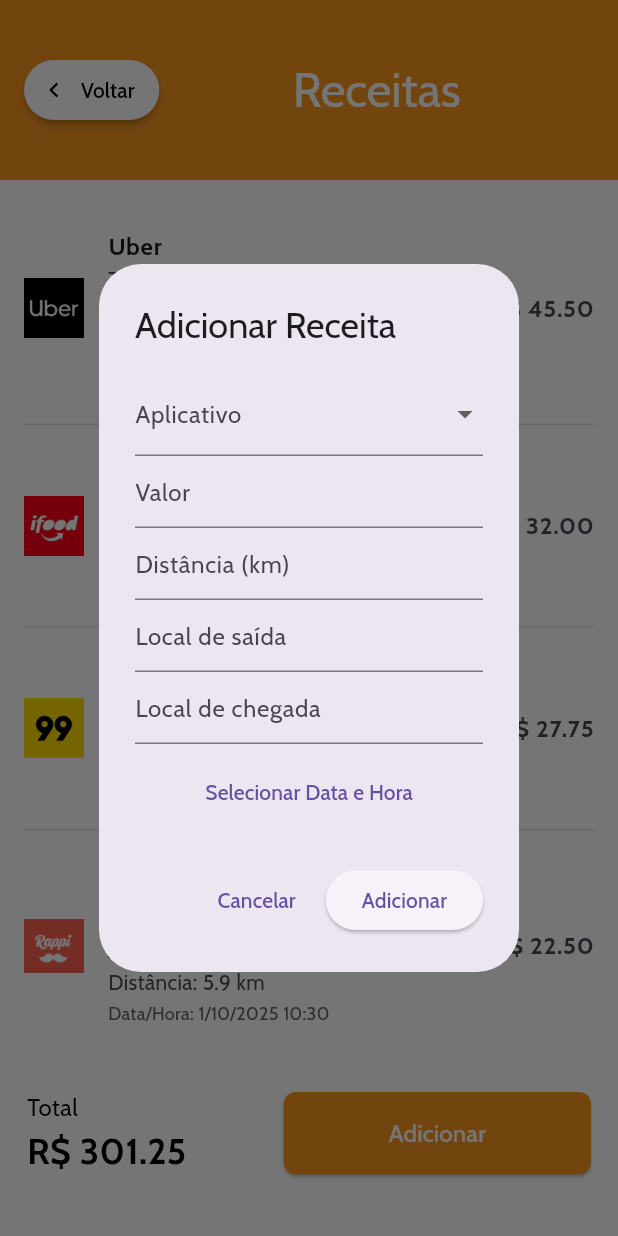
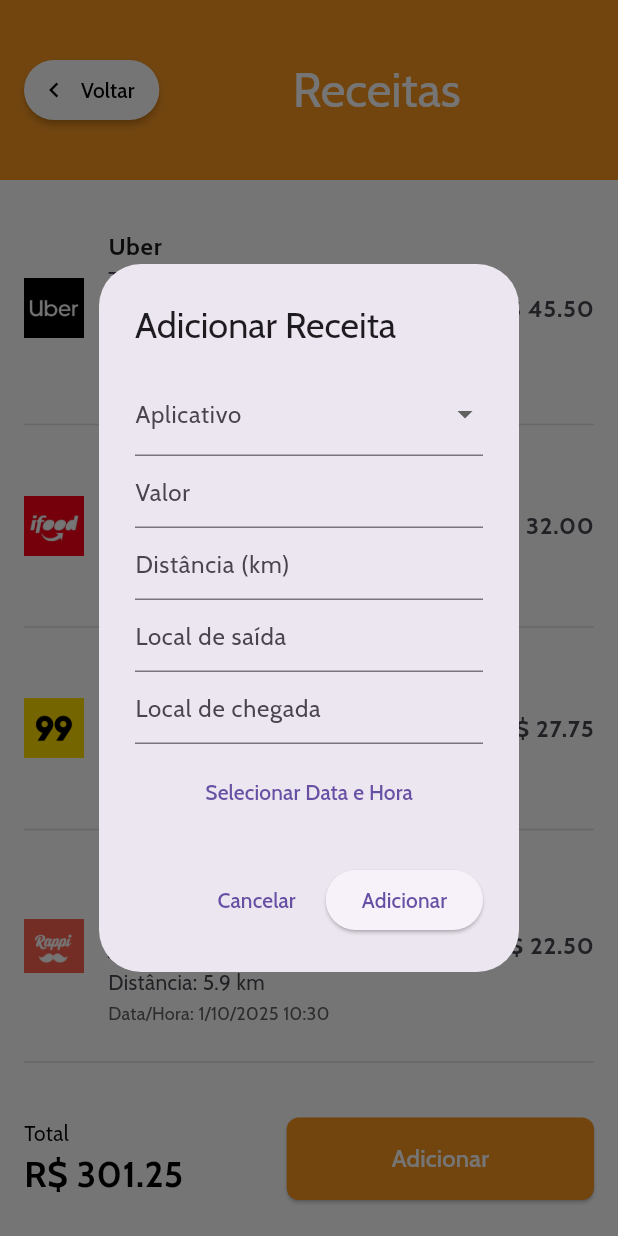
Before and after one commit to marcio-brener/ride_buddy_flutter, a Flutter app: the ReceitasScreen screen opened directly, after a tap on "Adicionar", on a phone screen of 412 x 824 dp. Run offline on Flutter 3.47's test engine with Material 3 defaults, Android fonts, the phone set to English and light mode, and no system bars; our stand-ins replace google_fonts.

Commit message:
feat: wrap bottom navigation widget

```diff
--- a/lib/screens/despesas_screen.dart
+++ b/lib/screens/despesas_screen.dart
@@ -1,5 +1,6 @@
 import 'package:flutter/material.dart';
 import 'package:intl/intl.dart';
+import 'package:ride_buddy_flutter/widgets/button_navigation.dart';
 import 'package:ride_buddy_flutter/widgets/header.dart';
 
 class DespesasScreen extends StatefulWidget {
@@ -378,51 +379,9 @@
           );
         },
       ),
-      bottomNavigationBar: Container(
-        padding: EdgeInsets.symmetric(horizontal: 16, vertical: 12),
-        decoration: BoxDecoration(
-          color: Colors.white,
-          border: Border(
-            top: BorderSide(color: Colors.grey.shade300, width: 1),
-          ),
-        ),
-        child: Row(
-          mainAxisAlignment: MainAxisAlignment.spaceBetween,
-          children: [
-            Column(
-              crossAxisAlignment: CrossAxisAlignment.start,
-              mainAxisSize: MainAxisSize.min,
-              children: [
-                Text(
-                  'Total',
-                  style: TextStyle(fontSize: 14, color: Colors.grey[600]),
-                ),
-                Text(
-                  'R\$ ${total.toStringAsFixed(2)}',
-                  style: TextStyle(
-                    fontSize: 22,
-                    fontWeight: FontWeight.bold,
-                    color: Colors.black,
-                  ),
-                ),
-              ],
-            ),
-            ElevatedButton(
-              onPressed: () => _addDespesa(context),
-              style: ElevatedButton.styleFrom(
-                shape: RoundedRectangleBorder(
-                  borderRadius: BorderRadius.circular(8),
-                ),
-                backgroundColor: Color.fromARGB(255, 248, 151, 33),
-                padding: EdgeInsets.symmetric(horizontal: 55, vertical: 12),
-              ),
-              child: Text(
-                'Adicionar',
-                style: TextStyle(fontSize: 16, color: Colors.white),
-              ),
-            ),
-          ],
-        ),
+      bottomNavigationBar: ButtonNavigation(
+        total: total,
+        callback: _addDespesa,
       ),
     );
   }
--- a/lib/screens/receitas_screen.dart
+++ b/lib/screens/receitas_screen.dart
@@ -1,4 +1,5 @@
 import 'package:flutter/material.dart';
+import 'package:ride_buddy_flutter/widgets/button_navigation.dart';
 import 'package:ride_buddy_flutter/widgets/header.dart';
 
 class ReceitasScreen extends StatefulWidget {
@@ -96,7 +97,7 @@
   double get total =>
       _receitas.fold(0, (sum, item) => sum + (item['value'] as double));
 
-  void _addReceita() {
+  void _addReceita(BuildContext rootContext) {
     String? appSelecionado;
     String value = '';
     String distancia = '';
@@ -278,49 +279,9 @@
           );
         },
       ),
-      bottomNavigationBar: Container(
-        padding: const EdgeInsets.symmetric(horizontal: 18, vertical: 40),
-        decoration: BoxDecoration(color: Colors.white, border: Border()),
-        child: Row(
-          mainAxisAlignment: MainAxisAlignment.spaceBetween,
-          children: [
-            Column(
-              crossAxisAlignment: CrossAxisAlignment.start,
-              mainAxisSize: MainAxisSize.min,
-              children: [
-                Text(
-                  'Total',
-                  style: TextStyle(fontSize: 16, color: Colors.black),
-                ),
-                Text(
-                  'R\$ ${total.toStringAsFixed(2)}',
-                  style: const TextStyle(
-                    fontSize: 24,
-                    fontWeight: FontWeight.bold,
-                    color: Colors.black,
-                  ),
-                ),
-              ],
-            ),
-            ElevatedButton(
-              onPressed: _addReceita,
-              style: ElevatedButton.styleFrom(
-                shape: RoundedRectangleBorder(
-                  borderRadius: BorderRadius.circular(8),
-                ),
-                backgroundColor: const Color.fromARGB(255, 248, 151, 33),
-                padding: const EdgeInsets.symmetric(
-                  horizontal: 70,
-                  vertical: 16,
-                ),
-              ),
-              child: const Text(
-                'Adicionar',
-                style: TextStyle(fontSize: 16, color: Colors.white),
-              ),
-            ),
-          ],
-        ),
+      bottomNavigationBar: ButtonNavigation(
+        total: total,
+        callback: _addReceita,
       ),
     );
   }
--- /dev/null
+++ b/lib/widgets/button_navigation.dart
@@ -0,0 +1,59 @@
+import 'package:flutter/material.dart';
+
+class ButtonNavigation extends StatelessWidget {
+  final double total;
+  final Function callback;
+
+  const ButtonNavigation({
+    super.key,
+    required this.total,
+    required this.callback,
+  });
+
+  @override
+  Widget build(BuildContext context) {
+    return Container(
+      padding: const EdgeInsets.symmetric(horizontal: 16, vertical: 24),
+      decoration: BoxDecoration(color: Colors.white),
+      child: Row(
+        mainAxisAlignment: MainAxisAlignment.spaceBetween,
+        children: [
+          Column(
+            crossAxisAlignment: CrossAxisAlignment.start,
+            mainAxisSize: MainAxisSize.min,
+            children: [
+              const Text(
+                'Total',
+                style: TextStyle(fontSize: 14, color: Colors.black),
+              ),
+              Text(
+                'R\$ ${total.toStringAsFixed(2)}',
+                style: const TextStyle(
+                  fontSize: 24,
+                  fontWeight: FontWeight.bold,
+                  color: Colors.black,
+                ),
+              ),
+            ],
+          ),
+          ElevatedButton(
+            onPressed: () {
+              callback(context);
+            }, // Agora usa a função recebida
+            style: ElevatedButton.styleFrom(
+              shape: RoundedRectangleBorder(
+                borderRadius: BorderRadius.circular(8),
+              ),
+              backgroundColor: const Color.fromARGB(255, 248, 151, 33),
+              padding: const EdgeInsets.symmetric(horizontal: 70, vertical: 16),
+            ),
+            child: const Text(
+              'Adicionar',
+              style: TextStyle(fontSize: 16, color: Colors.white),
+            ),
+          ),
+        ],
+      ),
+    );
+  }
+}
```
